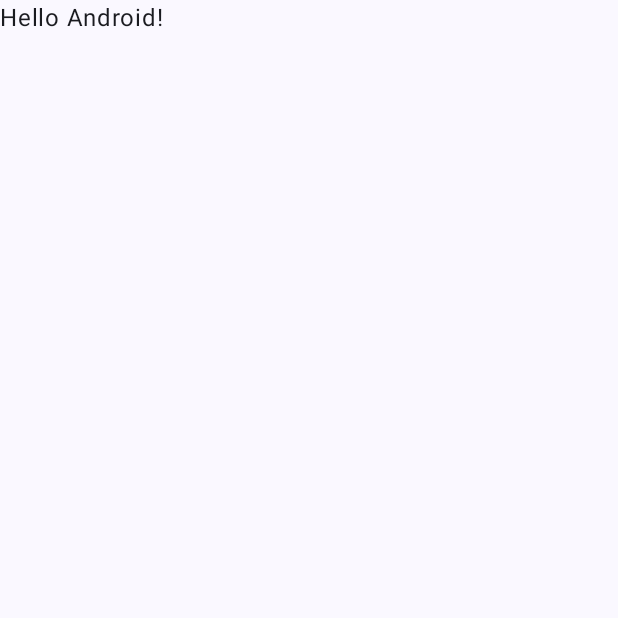
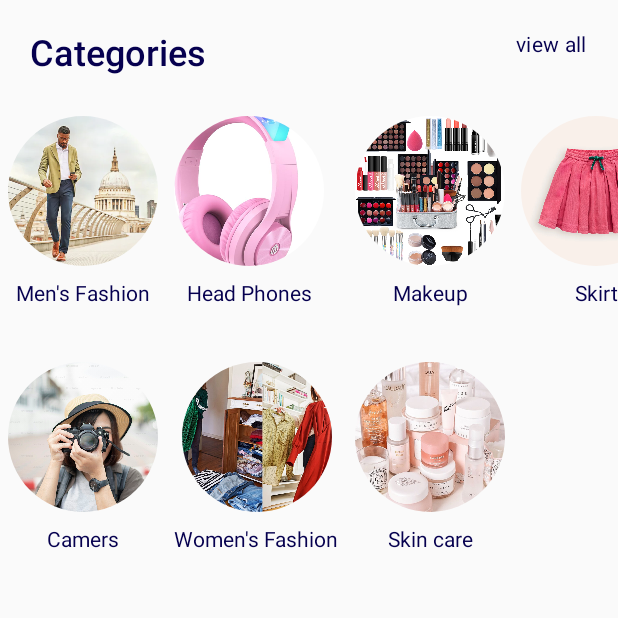
Before and after one commit to AbdallahElZokaRoute/E-Commerce-C40-G-Sun-Wed, an Android app built with Jetpack Compose: the screen it shows after launch (MainActivity), on a phone screen of 412 x 824 dp, the top half of it. Before the commit the part shown is almost empty. Run offline under Robolectric (Android 15) with nearby library versions, the phone set to English and light mode, and no system bars.

Commit message:
I made UI for Categories Screen by: 1- Using Jetpack Compose. 2- Using Lazy Horizontal Grid. 3- Dummy List to test the UI.

```diff
--- a/app/src/main/java/com/route/e_commercec40gsunwed/MainActivity.kt
+++ b/app/src/main/java/com/route/e_commercec40gsunwed/MainActivity.kt
@@ -11,37 +11,15 @@ import androidx.compose.material3.Text
 import androidx.compose.runtime.Composable
 import androidx.compose.ui.Modifier
 import androidx.compose.ui.tooling.preview.Preview
+import com.route.e_commercec40gsunwed.screens.CategoriesScreen
+import com.route.e_commercec40gsunwed.screens.CategoriesViewModel
 import com.route.e_commercec40gsunwed.ui.theme.ECommerceC40GSunWedTheme
 
 class MainActivity : ComponentActivity() {
     override fun onCreate(savedInstanceState: Bundle?) {
         super.onCreate(savedInstanceState)
-        enableEdgeToEdge()
         setContent {
-            ECommerceC40GSunWedTheme {
-                Scaffold(modifier = Modifier.fillMaxSize()) { innerPadding ->
-                    Greeting(
-                        name = "Android",
-                        modifier = Modifier.padding(innerPadding)
-                    )
-                }
-            }
+                   CategoriesScreen(CategoriesViewModel(), Modifier)
         }
     }
 }
-
-@Composable
-fun Greeting(name: String, modifier: Modifier = Modifier) {
-    Text(
-        text = "Hello $name!",
-        modifier = modifier
-    )
-}
-
-@Preview(showBackground = true)
-@Composable
-fun GreetingPreview() {
-    ECommerceC40GSunWedTheme {
-        Greeting("Android")
-    }
-}
--- /dev/null
+++ b/app/src/main/java/com/route/e_commercec40gsunwed/model/Category.kt
@@ -0,0 +1,16 @@
+package com.route.e_commercec40gsunwed.model
+
+import com.route.e_commercec40gsunwed.R
+
+data class Category(var image: Int,
+                    var imageDescription: String)
+
+var CategoriesList = listOf(
+    Category(R.drawable.mens, "Men's Fashion"),
+    Category(R.drawable.girl, "Camers"),
+    Category(R.drawable.head, "Head Phones"),
+    Category(R.drawable.kleidung, "Women's Fashion"),
+    Category(R.drawable.makeup, "Makeup"),
+    Category(R.drawable.skincare, "Skin care"),
+    Category(R.drawable.skirt, "Skirt")
+)
--- /dev/null
+++ b/app/src/main/java/com/route/e_commercec40gsunwed/screens/CategoreisScreen.kt
@@ -0,0 +1,98 @@
+package com.route.e_commercec40gsunwed.screens
+
+import androidx.compose.foundation.Image
+import androidx.compose.foundation.layout.Arrangement
+import androidx.compose.foundation.layout.Column
+import androidx.compose.foundation.layout.Row
+import androidx.compose.foundation.layout.fillMaxWidth
+import androidx.compose.foundation.layout.height
+import androidx.compose.foundation.layout.padding
+import androidx.compose.foundation.layout.width
+import androidx.compose.foundation.lazy.grid.GridCells
+import androidx.compose.foundation.lazy.grid.LazyHorizontalGrid
+import androidx.compose.foundation.shape.CircleShape
+import androidx.compose.material3.MaterialTheme
+import androidx.compose.material3.Text
+import androidx.compose.runtime.Composable
+import androidx.compose.ui.Alignment
+import androidx.compose.ui.Modifier
+import androidx.compose.ui.draw.clip
+import androidx.compose.ui.layout.ContentScale
+import androidx.compose.ui.res.painterResource
+import androidx.compose.ui.text.font.FontWeight
+import androidx.compose.ui.tooling.preview.Preview
+import androidx.compose.ui.unit.dp
+import com.route.e_commercec40gsunwed.R
+import com.route.e_commercec40gsunwed.model.Category
+import com.route.e_commercec40gsunwed.ui.theme.darkGray
+
+@Composable
+fun CategoryTitle(title: String, modifier: Modifier){
+    Row(modifier = Modifier.fillMaxWidth(), horizontalArrangement = Arrangement.SpaceBetween){
+        Text(title, style = MaterialTheme.typography.headlineSmall,
+            fontWeight = FontWeight.SemiBold,
+            modifier = modifier, color = darkGray)
+
+        Text("view all", style =  MaterialTheme.typography.bodyMedium, modifier = modifier, color = darkGray)
+    }
+}
+@Composable
+fun CategoriesScreen(categoriesViewModel: CategoriesViewModel,modifier: Modifier) {
+    Column(modifier = modifier.height(400.dp)) {
+        CategoryTitle("Categories", Modifier.padding(20.dp))
+        LazyHorizontalGrid(rows = GridCells.Fixed(2)) {
+            items(categoriesViewModel.categories.size) { index ->
+                CategoryItem(categoriesViewModel.categories[index], Modifier.height(10.dp).padding(10.dp))
+            }
+
+        }
+    }
+}
+@Composable
+fun CategoryItem(category: Category, modifier: Modifier) {
+        Column(horizontalAlignment = Alignment.CenterHorizontally){
+            CategoryImage(
+                modifier = Modifier
+                    .padding(5.dp)
+                    .width(100.dp)
+                    .height(100.dp)
+                    .clip(shape = CircleShape),
+                image = category.image,
+                ""
+            )
+            CategoryDescription(
+                text = category.imageDescription,
+                modifier = Modifier.padding(5.dp)
+            )
+        }
+}
+
+@Composable
+fun CategoryDescription(modifier: Modifier, text: String) {
+    Text(text = text, modifier = modifier, color = darkGray)
+}
+
+@Composable
+fun CategoryImage(modifier: Modifier, image: Int, contentDescription: String) {
+    Image(painterResource(image) , contentDescription, modifier = modifier, contentScale = ContentScale.Crop)
+
+}
+
+
+@Preview(showBackground = true)
+@Composable
+fun CategoryItemPreview(){
+CategoryItem(Category(R.drawable.girl, ""),modifier = Modifier.padding(10.dp))
+}
+
+@Preview( showBackground = true)
+@Composable
+fun ListPreview(){
+    CategoriesScreen(CategoriesViewModel(), Modifier)
+}
+@Preview(showBackground = true)
+@Composable
+fun titlePreview(){
+    CategoryTitle("Categories", Modifier.padding(vertical = 10.dp))
+
+}
--- /dev/null
+++ b/app/src/main/java/com/route/e_commercec40gsunwed/screens/CategoriesViewModel.kt
@@ -0,0 +1,7 @@
+package com.route.e_commercec40gsunwed.screens
+
+import androidx.lifecycle.ViewModel
+
+class CategoriesViewModel: ViewModel() {
+    var categories = com.route.e_commercec40gsunwed.model.CategoriesList
+}
--- a/app/src/main/java/com/route/e_commercec40gsunwed/ui/theme/Color.kt
+++ b/app/src/main/java/com/route/e_commercec40gsunwed/ui/theme/Color.kt
@@ -9,3 +9,5 @@ val Pink80 = Color(0xFFEFB8C8)
 val Purple40 = Color(0xFF6650a4)
 val PurpleGrey40 = Color(0xFF625b71)
 val Pink40 = Color(0xFF7D5260)
+
+val darkGray = Color(0xff06004F)
--- /dev/null
+++ b/app/src/main/res/drawable/person.xml
@@ -0,0 +1,7 @@
+<vector xmlns:android="http://schemas.android.com/apk/res/android" android:height="24dp" android:tint="#000000" android:viewportHeight="24" android:viewportWidth="24" android:width="24dp">
+
+    <path android:fillColor="@android:color/white" android:pathData="M18.39,14.56C16.71,13.7 14.53,13 12,13c-2.53,0 -4.71,0.7 -6.39,1.56C4.61,15.07 4,16.1 4,17.22V20h16v-2.78C20,16.1 19.39,15.07 18.39,14.56z"/>
+
+    <path android:fillColor="@android:color/white" android:pathData="M10,12c0.17,0 3.83,0 4,0c1.66,0 3,-1.34 3,-3c0,-0.73 -0.27,-1.4 -0.71,-1.92C16.42,6.75 16.5,6.38 16.5,6c0,-1.25 -0.77,-2.32 -1.86,-2.77C14,2.48 13.06,2 12,2s-2,0.48 -2.64,1.23C8.27,3.68 7.5,4.75 7.5,6c0,0.38 0.08,0.75 0.21,1.08C7.27,7.6 7,8.27 7,9C7,10.66 8.34,12 10,12z"/>
+
+</vector>
--- a/gradle/libs.versions.toml
+++ b/gradle/libs.versions.toml
@@ -1,5 +1,5 @@
 [versions]
-agp = "8.5.2"
+agp = "8.6.1"
 kotlin = "1.9.0"
 coreKtx = "1.13.1"
 junit = "4.13.2"
```
Also changed, not shown: app/src/main/res/drawable/baby.jpg (added), app/src/main/res/drawable/girl.jpeg (added), app/src/main/res/drawable/head.jpg (added), app/src/main/res/drawable/kleidung.jpg (added), app/src/main/res/drawable/makeup.jpg (added), app/src/main/res/drawable/mens.png (added), app/src/main/res/drawable/skincare.jpg (added), app/src/main/res/drawable/skirt.webp (added).
